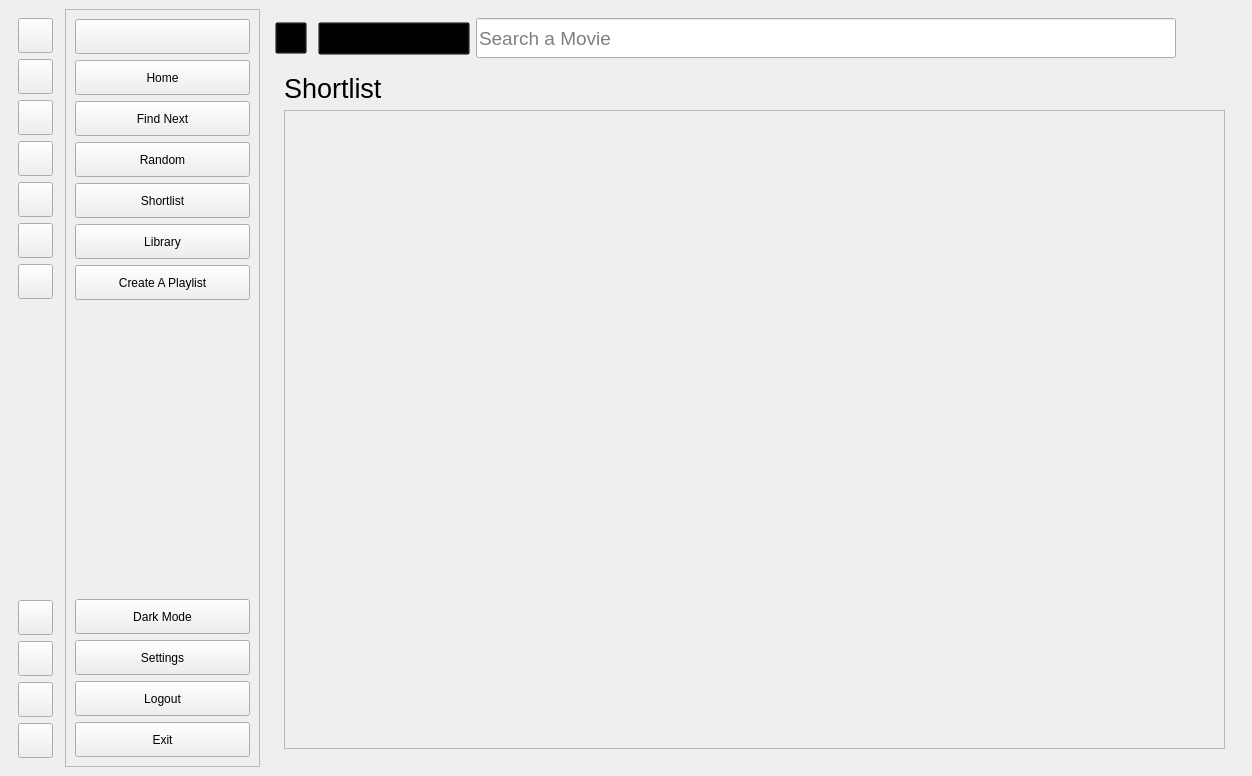
The window that UI/ui_main.ui (lakshya076/Cinematch) describes before a commit, drawn with Qt 5.
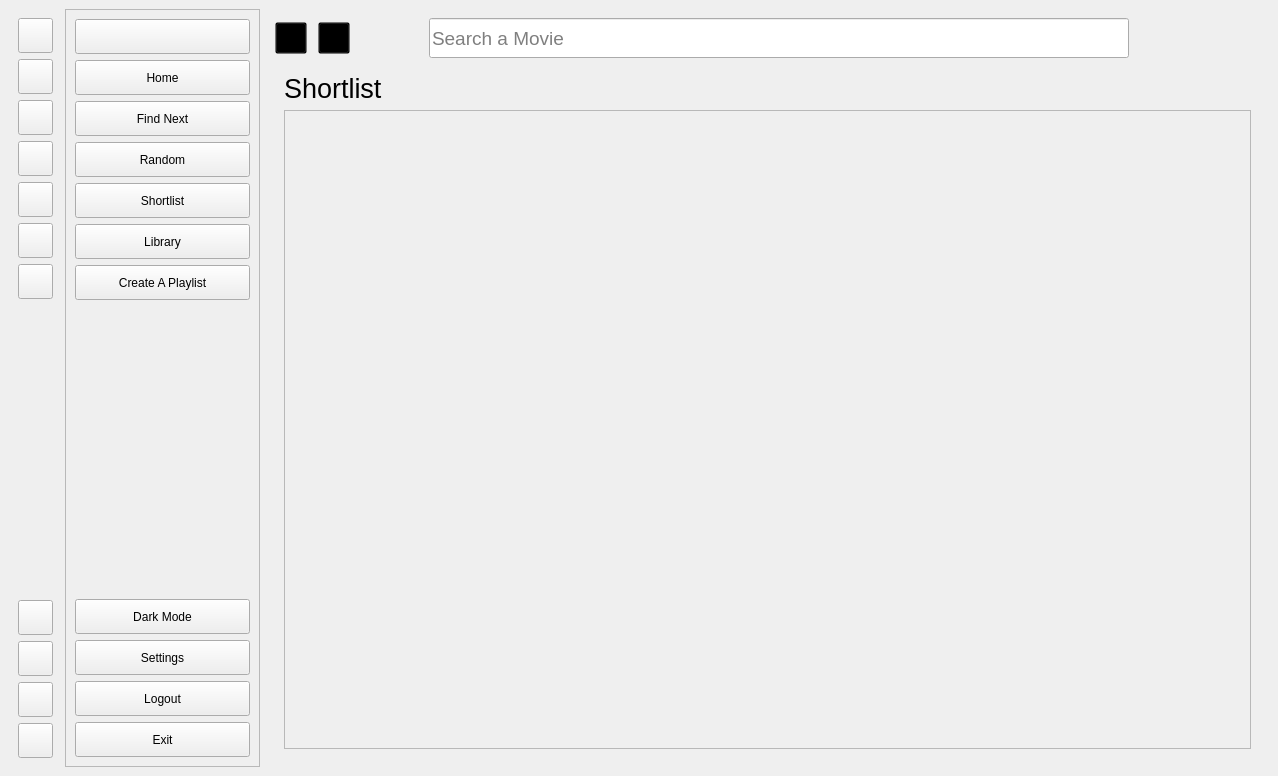
The same window after the commit. The open tabs and pages were chosen to show the change. Icons and pictures are not drawn. Custom widgets are drawn as their Qt base class.

Commit message: adding premium icon

```diff
--- a/UI/ui_main.ui
+++ b/UI/ui_main.ui
@@ -6,7 +6,7 @@
    <rect>
     <x>0</x>
     <y>0</y>
-    <width>1226</width>
+    <width>1278</width>
     <height>776</height>
    </rect>
   </property>
@@ -1150,13 +1150,13 @@
          <widget class="QPushButton" name="premium">
           <property name="minimumSize">
            <size>
-            <width>152</width>
-            <height>33</height>
+            <width>0</width>
+            <height>0</height>
            </size>
           </property>
           <property name="maximumSize">
            <size>
-            <width>100</width>
+            <width>32</width>
             <height>32</height>
            </size>
           </property>
@@ -1164,16 +1164,20 @@
            <cursorShape>PointingHandCursor</cursorShape>
           </property>
           <property name="toolTip">
-           <string/>
-          </property>
-          <property name="styleSheet">
-           <string notr="true">font:12pt;
-            min-height:31px; min-width:150px; background-color:rgba(0,0,0,0);
-           </string>
-          </property>
-          <property name="text">
            <string>Get Premium</string>
           </property>
+          <property name="styleSheet">
+           <string notr="true">background-color:rgb(0,0,0,0);</string>
+          </property>
+          <property name="text">
+           <string/>
+          </property>
+          <property name="iconSize">
+           <size>
+            <width>24</width>
+            <height>24</height>
+           </size>
+          </property>
          </widget>
         </item>
         <item>
@@ -2023,8 +2027,8 @@
               <rect>
                <x>0</x>
                <y>0</y>
-               <width>913</width>
-               <height>610</height>
+               <width>98</width>
+               <height>28</height>
               </rect>
              </property>
              <layout class="QVBoxLayout" name="shortlist_vlayout"/>
```
Left out of the diff: 18 changed lines with no effect on the pictures. The commit also changes 4 other files.
